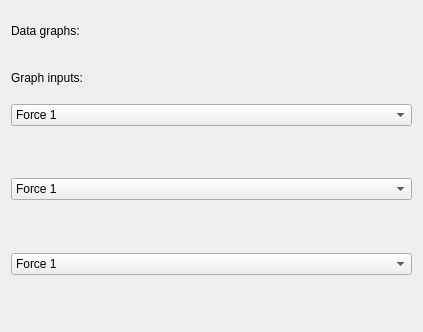
BigMacStorm/PR2_hapticSensorResearch, file rqt_pr2_hand_syntouch_sensor_interface/resource/datagraphs.ui: the form before one commit.
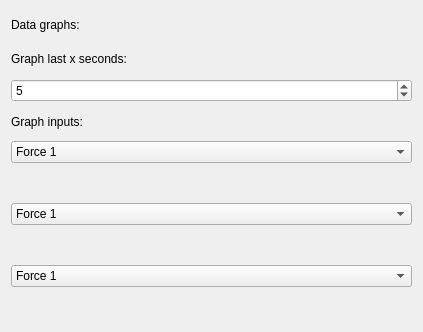
The form after the commit.

```diff
--- a/rqt_pr2_hand_syntouch_sensor_interface/resource/datagraphs.ui
+++ b/rqt_pr2_hand_syntouch_sensor_interface/resource/datagraphs.ui
@@ -21,6 +21,29 @@
      </property>
     </widget>
    </item>
+   <item>
+    <widget class="QLabel" name="label_3">
+     <property name="text">
+      <string>Graph last x seconds:</string>
+     </property>
+    </widget>
+   </item>
+   <item>
+    <widget class="QSpinBox" name="spinBox">
+     <property name="wrapping">
+      <bool>false</bool>
+     </property>
+     <property name="frame">
+      <bool>true</bool>
+     </property>
+     <property name="alignment">
+      <set>Qt::AlignLeading|Qt::AlignLeft|Qt::AlignVCenter</set>
+     </property>
+     <property name="value">
+      <number>5</number>
+     </property>
+    </widget>
+   </item>
    <item>
     <widget class="QLabel" name="label_2">
      <property name="text">
```
